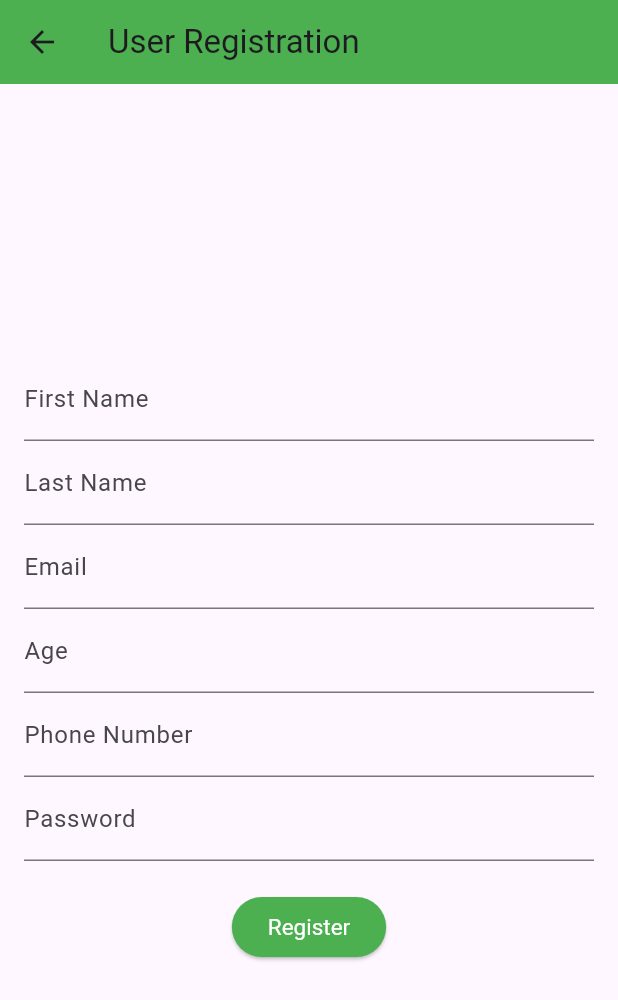
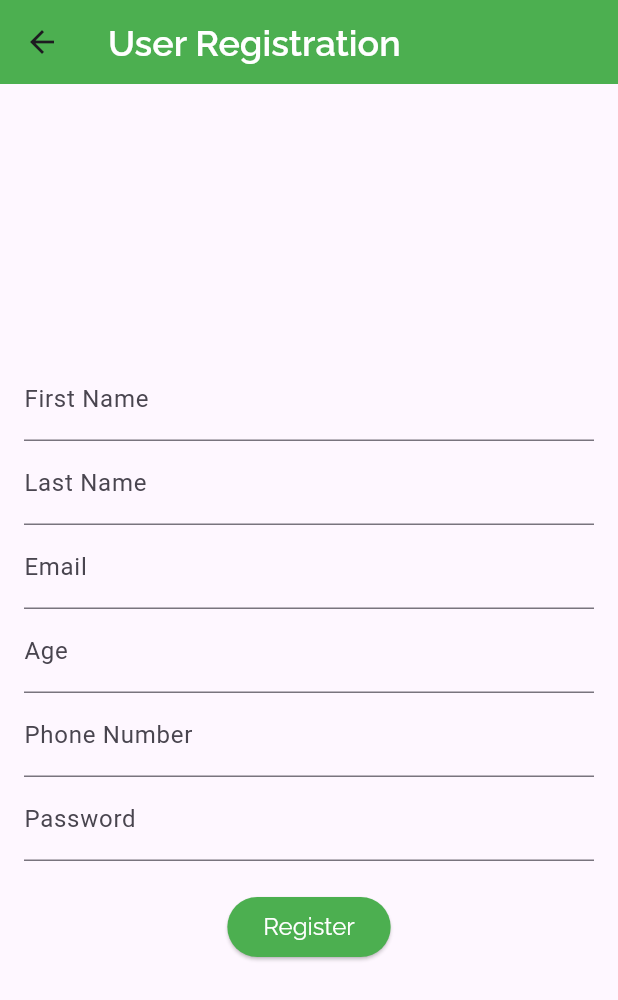
Before and after one commit to Hiranbaburaj/turfbooking, a Flutter app: the screen it shows after launch, after a tap on "New User", on a phone screen of 412 x 824 dp. Shown: the top 1000 px of the screen. Run offline on Flutter 3.47's test engine with Material 3 defaults, Android fonts, the phone set to English and light mode, and no system bars; our stand-ins replace carousel_slider, google_fonts, image_picker, shared_preferences, supabase_flutter; accounts and stored records are empty; network calls fail.

Commit message:
UI Change - Google Font,Carousel,ThemeData

```diff
--- a/lib/booking/slot_select.dart
+++ b/lib/booking/slot_select.dart
@@ -34,7 +34,6 @@ class SlotSelection extends StatelessWidget {
             fontSize: 20.0, // Set font size to 24.0
           ),
         ),
-        backgroundColor: const Color(0xFF71DE95),
       ),
       body: Center(
         child: Column(
--- a/lib/main.dart
+++ b/lib/main.dart
@@ -11,6 +11,7 @@ import 'package:turf/turfowner/signup_owner.dart';
 import 'package:turf/turfowner/turf_status.dart';
 import 'package:turf/turfowner/slot_create.dart';
 import 'package:supabase_flutter/supabase_flutter.dart'; //* JOpYt3O99TQ6ZzyT
+import 'package:google_fonts/google_fonts.dart';
 
 Future<void> main() async {
   WidgetsFlutterBinding.ensureInitialized();
@@ -40,33 +41,69 @@ class MyApp extends StatelessWidget {
 
       theme: ThemeData(
         primarySwatch: Colors.green,
-        appBarTheme: const AppBarTheme(
-          color: Colors.green, // Color for app bar
-        ),
-        elevatedButtonTheme: ElevatedButtonThemeData(
-          style: ElevatedButton.styleFrom(
-            backgroundColor: Colors.green, // * Color for elevated button
-            foregroundColor: Colors.white, // * Color for text inside button
+        appBarTheme: AppBarTheme(
+          //* App Bar Theme
+          color: Colors.green, // * Color for app bar
+          titleTextStyle: GoogleFonts.raleway(
             textStyle: const TextStyle(
-              fontSize: 15,
+              color: Colors.white,
+              fontSize: 24,
+              fontWeight: FontWeight.w600,
             ),
           ),
         ),
+
+        elevatedButtonTheme: ElevatedButtonThemeData(
+          style: ElevatedButton.styleFrom(
+            backgroundColor: Colors.green, // Color for elevated button
+            foregroundColor: Colors.white, // Color for text inside button
+            textStyle:
+                GoogleFonts.raleway(fontSize: 16), // Apply Raleway font to text
+          ),
+        ),
+
+        bottomNavigationBarTheme: const BottomNavigationBarThemeData(
+          backgroundColor: Colors
+              .green, // * Background color for the entire BottomNavigationBar
+          selectedItemColor:
+              Colors.amberAccent, // * Text and icon color when selected
+          unselectedItemColor:
+              Colors.white, // *Text and icon color when unselected
+        ),
+
         // Add more theme configurations as needed
       ),
       darkTheme: ThemeData.dark().copyWith(
         primaryColor: Colors.green,
-        appBarTheme: const AppBarTheme(
+        appBarTheme: AppBarTheme(
           color: Colors.green, // Color for app bar in dark mode
+          titleTextStyle: GoogleFonts.raleway(
+            textStyle: const TextStyle(
+              color: Colors.white,
+              fontSize: 24,
+              fontWeight: FontWeight.w600,
+            ),
+          ),
         ),
         elevatedButtonTheme: ElevatedButtonThemeData(
           style: ElevatedButton.styleFrom(
-            backgroundColor: Colors.green, // * Color for elevated button in dark mode
+            backgroundColor:
+                Colors.green, // * Color for elevated button in dark mode
             foregroundColor: Colors.white, // * Color for text inside button
-            textStyle: const TextStyle(
-            ),
+            textStyle:
+                GoogleFonts.raleway(fontSize: 16), // Apply Raleway font to text
           ),
         ),
+
+        bottomNavigationBarTheme: const BottomNavigationBarThemeData(
+          backgroundColor: Colors
+              .green, // * Background color for the entire BottomNavigationBar
+          selectedItemColor:
+              Colors.amberAccent, // * Text and icon color when selected
+          unselectedItemColor:
+              Colors.white, // *Text and icon color when unselected
+        ),
+
         // Add more dark mode theme configurations as needed
       ),
       // You can enable or disable dark mode based on user preference
--- a/lib/turfowner/turf_create.dart
+++ b/lib/turfowner/turf_create.dart
@@ -8,7 +8,7 @@ import 'package:supabase_flutter/supabase_flutter.dart';
 class MakeTurf extends StatefulWidget {
   final int ownerId;
 
-  const MakeTurf({Key? key, required this.ownerId}) : super(key: key);
+  const MakeTurf({super.key, required this.ownerId});
 
   @override
   _MakeTurfState createState() => _MakeTurfState();
@@ -171,8 +171,8 @@ class _MakeTurfState extends State<MakeTurf> {
           // supabase.storage.from('turfimages').getPublicUrl(response);
       // ignore: avoid_print
       print(imageUrl);
-//*
-//*
+      //*
+      //*
       setState(() {
         _imageUrl = imageUrl;
       });
--- a/lib/user/signup_user.dart
+++ b/lib/user/signup_user.dart
@@ -56,7 +56,7 @@ class _UserSignUpState extends State<UserSignUp> {
     } catch (error) {
       ScaffoldMessenger.of(context).showSnackBar(
         const SnackBar(
-        content: Text('Falied to Register'),
+          content: Text('Failed to Register'),
         ),
       );
       print('Error adding user details to the database: $error');
@@ -69,8 +69,10 @@ class _UserSignUpState extends State<UserSignUp> {
       appBar: AppBar(
         title: const Text('User Registration'),
       ),
-      body: Padding(
+      body: Center(
+        child: Padding(
           padding: const EdgeInsets.all(16.0),
+          child: SingleChildScrollView(
             child: Column(
               mainAxisAlignment: MainAxisAlignment.center,
               children: [
@@ -110,6 +112,8 @@ class _UserSignUpState extends State<UserSignUp> {
               ],
             ),
           ),
+        ),
+      ),
     );
   }
 }
--- a/pubspec.yaml
+++ b/pubspec.yaml
@@ -41,6 +41,7 @@ dependencies:
   carousel_slider: ^4.2.1
   flutter_launcher_icons: "^0.13.1"
   image_picker: ^1.0.4
+  google_fonts: ^6.1.0
 
 
 flutter_launcher_icons:
```
Also changed, not shown: lib/pages/turf_select.dart (+28 -18 lines), lib/turfowner/login_owner.dart (+15 -4 lines), lib/user/login_user1.dart (+16 -2 lines), pubspec.lock. Lines whose indentation alone changed are shown as unchanged.
